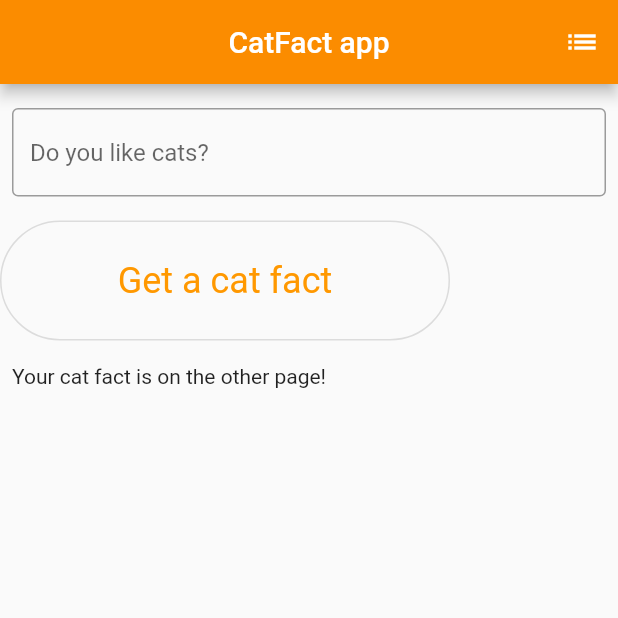
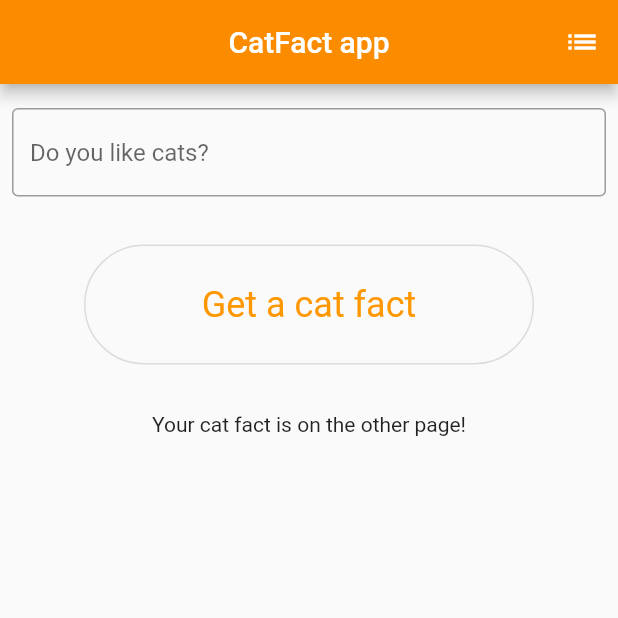
Before and after one commit to YuriiWest/flutter_application_1, a Flutter app: the screen it shows after launch, after a tap on "Get a cat fact", on a phone screen of 412 x 824 dp, the top half of it. Run offline on Flutter 3.47's test engine with Material 2 defaults, Android fonts, the phone set to English and light mode, and no system bars; network calls fail.

Commit message:
code refactoring

```diff
--- a/lib/fact_page.dart
+++ b/lib/fact_page.dart
@@ -1,8 +1,7 @@
 import 'package:flutter/material.dart';
 import './main.dart';
+import 'dart:convert';
 import 'package:http/http.dart';
-import 'dart:convert';
-import 'dart:async';
 
 class Fact extends StatefulWidget {
   @override
@@ -15,19 +14,17 @@ class FactState extends State<Fact> {
   var postJson = '';
 
   void fetchPost() async {
-    try {
     final response = await get(Uri.parse(url));
     final jsonData = jsonDecode(response.body);
     final Map map = jsonData;
-      print(map['fact']);
-      print(jsonData);
 
     setState(() {
       postJson = map['fact'];
+    });
+  }
 
-        print(postJson);
-      });
-    } catch (err) {}
+  void greeting() {
+    Text('Press the button!');
   }
 
   @override
@@ -36,39 +33,12 @@ class FactState extends State<Fact> {
     fetchPost();
   }
 
-  void display() {}
-
-  void _showFact() {
-    Navigator.of(context).push(MaterialPageRoute(builder: (BuildContext) {
-      return MaterialApp(
-        debugShowCheckedModeBanner: false,
-        home: Scaffold(
-            appBar: AppBar(
-              title: const Text('Your cat fact is...'),
-              backgroundColor: Colors.orange[600],
-            ),
-            body: Padding(
-                padding: EdgeInsets.symmetric(horizontal: 8, vertical: 16),
-                child: Text("${postJson}\n\n",
+  @override
+  Widget build(BuildContext context) {
+    return Text("$postJson\n\n",
         style: TextStyle(
           color: Colors.orange[600],
           fontSize: 25,
-                    )))),
-      );
-    }));
-  }
-
-  Widget build(BuildContext context) {
-    return Scaffold(
-      appBar: AppBar(
-        centerTitle: true,
-        title: Text('CatFact app'),
-        backgroundColor: Colors.orange[600],
-        actions: <Widget>[
-          IconButton(icon: Icon(Icons.list), onPressed: _showFact)
-        ],
-      ),
-      body: MyCustomForm(),
-    );
+        ));
   }
 }
--- /dev/null
+++ b/lib/form_body.dart
@@ -0,0 +1,55 @@
+import 'package:flutter/material.dart';
+import './fact_page.dart';
+import 'dart:convert';
+import 'package:http/http.dart';
+
+class MyCustomForm extends StatefulWidget {
+  const MyCustomForm({Key? key}) : super(key: key);
+
+  @override
+  _MyCustomFormState createState() => _MyCustomFormState();
+}
+
+class _MyCustomFormState extends State<MyCustomForm> {
+  bool _factPointer = false;
+
+  @override
+  Widget build(BuildContext context) {
+    return Scaffold(
+      body: Column(
+        children: <Widget>[
+          Padding(
+            padding: EdgeInsets.symmetric(horizontal: 8, vertical: 16),
+            child: TextField(
+              decoration: InputDecoration(
+                border: OutlineInputBorder(),
+                hintText: 'Do you like cats?',
+              ),
+            ),
+          ),
+          Padding(
+              padding: EdgeInsets.symmetric(horizontal: 8, vertical: 16),
+              child: OutlinedButton(
+                  //making text under button visible when onPressed is triggered
+                  onPressed: () {
+                    setState(() {
+                      _factPointer = true;
+                    });
+                  },
+                  style: OutlinedButton.styleFrom(
+                      primary: Colors.orange[500],
+                      shape: StadiumBorder(),
+                      fixedSize: const Size(300, 80),
+                      textStyle: const TextStyle(fontSize: 24)),
+                  child: Text('Get a cat fact'))),
+          Padding(
+              padding: EdgeInsets.symmetric(horizontal: 12, vertical: 16),
+              child: Visibility(
+                  visible:
+                      _factPointer, //making text visible with onPressed func
+                  child: Text("Your cat fact is on the other page!"))),
+        ],
+      ),
+    );
+  }
+}
--- a/lib/main.dart
+++ b/lib/main.dart
@@ -2,71 +2,59 @@
 
 import 'package:flutter/material.dart';
 import './fact_page.dart';
+import './form_body.dart';
 
-void main() => runApp(MyApp());
+void main() =>
+    runApp(MaterialApp(debugShowCheckedModeBanner: false, home: MyApp()));
+// without MaterialApp causing "Navigator operation requested with a context
+// that does not include a Navigator" error. Work on this isssue is in progress...
 
-class MyApp extends StatelessWidget {
+class MyApp extends StatefulWidget {
+  @override
+  State<MyApp> createState() => _MyAppState();
+}
+
+class _MyAppState extends State<MyApp> {
+  void _showFact() {
+    Navigator.of(context).push(MaterialPageRoute(builder: (BuildContext) {
+      return MaterialApp(
+        debugShowCheckedModeBanner: false,
+        home: Scaffold(
+            appBar: AppBar(
+              title: const Text('Your cat fact is...'),
+              backgroundColor: Colors.orange[600],
+            ),
+            body: Padding(
+                padding: EdgeInsets.symmetric(horizontal: 8, vertical: 16),
+                child: Fact())),
+      );
+    }));
+  }
+
+  void greet() {
+    setState(() {
+      bool greeting = true;
+    });
+  }
+
   @override
   Widget build(BuildContext context) {
     return new MaterialApp(
       debugShowCheckedModeBanner: false,
       home: new Scaffold(
-        body: Fact(),
+        appBar: AppBar(
+          centerTitle: true,
+          title: Text('CatFact app'),
+          backgroundColor: Colors.orange[600],
+          actions: <Widget>[
+            IconButton(
+              icon: Icon(Icons.list),
+              onPressed: _showFact,
+            )
+          ],
+        ),
+        body: MyCustomForm(),
       ),
     );
   }
 }
-
-class MyCustomForm extends StatefulWidget {
-  const MyCustomForm({Key? key}) : super(key: key);
-
-  @override
-  _MyCustomFormState createState() => new _MyCustomFormState();
-}
-
-class _MyCustomFormState extends State<MyCustomForm> {
-  TextEditingController likingController = TextEditingController();
-  bool _factPointer = false;
-  Widget build(BuildContext context) {
-    return new Scaffold(
-      body: new Container(
-        child: new Column(
-          crossAxisAlignment: CrossAxisAlignment.start,
-          children: <Widget>[
-            Padding(
-              padding: EdgeInsets.symmetric(horizontal: 8, vertical: 16),
-              child: TextField(
-                controller: likingController,
-                decoration: InputDecoration(
-                  border: OutlineInputBorder(),
-                  hintText: 'Do you like cats?',
-                ),
-              ),
-            ),
-            new OutlinedButton(
-                //making under button visible when onPressed is triggered
-                onPressed: () {
-                  setState(() {
-                    _factPointer = true;
-                  });
-                },
-                style: OutlinedButton.styleFrom(
-                    primary: Colors.orange[500],
-                    shape: StadiumBorder(),
-                    fixedSize: const Size(300, 80),
-                    textStyle: const TextStyle(fontSize: 24)),
-                child: Text('Get a cat fact')),
-            Builder(builder: (context) {
-              return new Padding(
-                  padding: EdgeInsets.symmetric(horizontal: 8, vertical: 16),
-                  child: new Visibility(
-                      visible:
-                          _factPointer, //making text visible with onPressed func
-                      child: new Text("Your cat fact is on the other page!")));
-            }),
-          ],
-        ),
-      ),
-    );
-  }
-}
```
Also changed, not shown: lib/fetch_data.dart (added, +33 -0 lines), pubspec.lock, 1 other file. Lines whose indentation alone changed are shown as unchanged.
